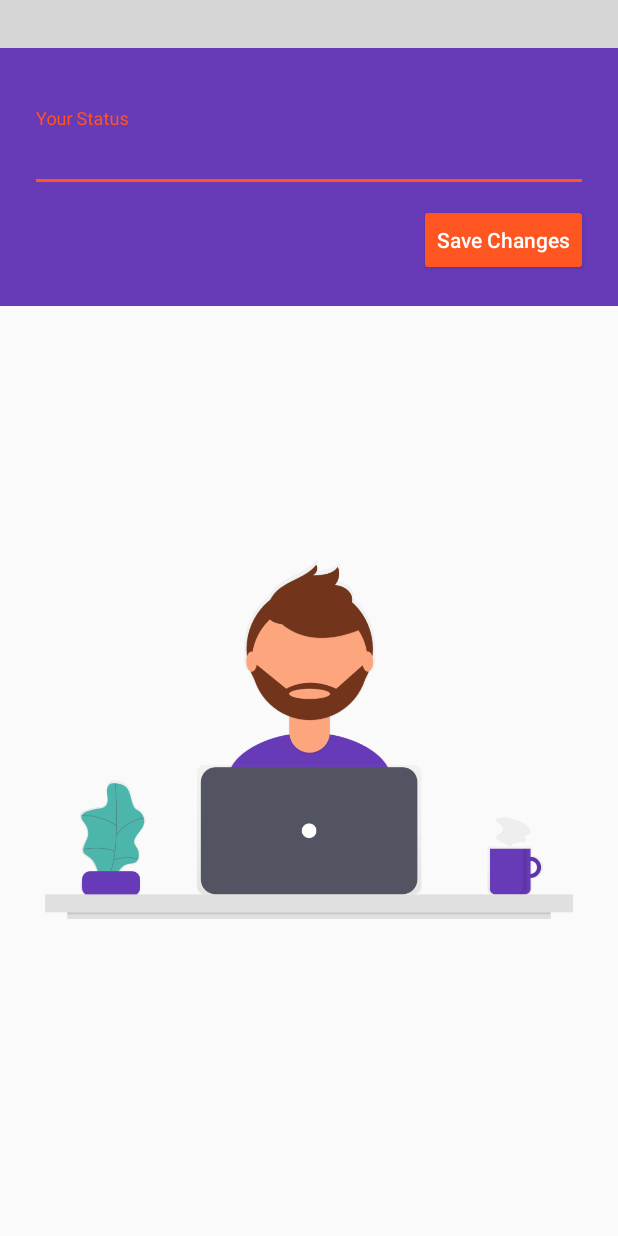
After one commit to britannio/LapitChatAndroid, an Android app: the StatusActivity screen opened directly, with no data from a screen before it, on a phone screen of 412 x 824 dp. The commit adds this screen. Run offline under Robolectric (Android 15) with nearby library versions, the phone set to English and light mode, and no system bars; our stand-ins replace Firebase (no records; nobody signed in at launch, a user with empty details on screens opened directly); libraries missing offline, so code that uses them is left out: es.dmoral.toasty; 3 statements that could not run were skipped; grey boxes are pictures that could not be loaded.

Commit message:
Part 11 Complete

```diff
--- a/app/src/main/AndroidManifest.xml
+++ b/app/src/main/AndroidManifest.xml
@@ -26,7 +26,10 @@
         <activity
             android:name=".LoginActivity"
             android:parentActivityName=".StartActivity" />
-        <activity android:name=".SettingsActivity"></activity>
+        <activity android:name=".SettingsActivity" />
+        <activity
+            android:name=".StatusActivity"
+            android:parentActivityName=".SettingsActivity"></activity>
     </application>
 
 </manifest>
--- /dev/null
+++ b/app/src/main/java/com/britannio/lapitchat/StatusActivity.java
@@ -0,0 +1,104 @@
+package com.britannio.lapitchat;
+
+import android.accessibilityservice.GestureDescription;
+import android.app.ProgressDialog;
+import android.support.annotation.NonNull;
+import android.support.design.widget.TextInputLayout;
+import android.support.v7.app.AppCompatActivity;
+import android.os.Bundle;
+import android.util.Log;
+import android.view.View;
+import android.widget.Button;
+import android.widget.ProgressBar;
+import android.widget.Toast;
+import android.widget.Toolbar;
+
+import com.google.android.gms.tasks.OnCompleteListener;
+import com.google.android.gms.tasks.Task;
+import com.google.firebase.auth.FirebaseAuth;
+import com.google.firebase.auth.FirebaseUser;
+import com.google.firebase.database.DatabaseReference;
+import com.google.firebase.database.FirebaseDatabase;
+
+import es.dmoral.toasty.Toasty;
+
+public class StatusActivity extends AppCompatActivity {
+
+    private android.support.v7.widget.Toolbar mToolbar;
+
+    private TextInputLayout mStatus;
+    private Button mSavebtn;
+
+
+    //Firebase
+    private DatabaseReference mStatusDatabase;
+    private FirebaseUser mCurrentUser;
+
+
+    //Progress
+    private ProgressDialog mProgress;
+
+
+    @Override
+    protected void onCreate(Bundle savedInstanceState) {
+        super.onCreate(savedInstanceState);
+        setContentView(R.layout.activity_status);
+
+        //Firebase
+        mCurrentUser = FirebaseAuth.getInstance().getCurrentUser();
+        String current_uid = mCurrentUser.getUid();
+
+        mStatusDatabase = FirebaseDatabase.getInstance().getReference().child("Users").child(current_uid);
+
+
+        mToolbar = findViewById(R.id.status_appBar);
+        setSupportActionBar(mToolbar);
+        getSupportActionBar().setTitle("Account Status");
+        getSupportActionBar().setDisplayHomeAsUpEnabled(true);
+
+        //assigns the status text from the settings activity to status_value
+        String status_value = getIntent().getStringExtra("status_value");
+
+        mStatus = findViewById(R.id.status_input);
+        mSavebtn = findViewById(R.id.status_save_btn);
+
+        //makes the hint of the TextInputLayout the status
+        mStatus.getEditText().setText(status_value);
+
+        mSavebtn.setOnClickListener(new View.OnClickListener() {
+            @Override
+            public void onClick(View v) {
+
+                //Progress
+                mProgress = new ProgressDialog(StatusActivity.this);
+                mProgress.setTitle("Saving Changes");
+                mProgress.setMessage("Please wait while we update your status");
+                mProgress.setCanceledOnTouchOutside(false);
+                mProgress.show();
+
+                //Updating the status vaulue in Firebase
+                String status = mStatus.getEditText().getText().toString();
+                mStatusDatabase.child("status").setValue(status).addOnCompleteListener(new OnCompleteListener<Void>() {
+                    @Override
+                    public void onComplete(@NonNull Task<Void> task) {
+
+                        if (task.isSuccessful()) {
+
+                            Toasty.success(StatusActivity.this, "Successfully updated status", Toast.LENGTH_SHORT, true).show();
+                            mProgress.dismiss();
+
+
+                        } else {
+
+                            Toasty.error(getApplicationContext(), "An error occurred while saving changes", Toast.LENGTH_LONG).show();
+
+                        }
+
+                    }
+                });
+
+            }
+        });
+
+    }
+}
--- a/app/src/main/res/layout/activity_main.xml
+++ b/app/src/main/res/layout/activity_main.xml
@@ -21,7 +21,8 @@
             android:layout_width="match_parent"
             android:layout_height="wrap_content"
             app:tabMode="fixed"
-            android:theme="@style/Base.ThemeOverlay.AppCompat.Dark.ActionBar">
+            android:theme="@style/Base.ThemeOverlay.AppCompat.Dark.ActionBar"
+            app:tabIndicatorColor="@color/white">
             <!-- Dark theme gives us light text-->
 
         </android.support.design.widget.TabLayout>
--- /dev/null
+++ b/app/src/main/res/layout/activity_status.xml
@@ -0,0 +1,70 @@
+<?xml version="1.0" encoding="utf-8"?>
+<android.support.constraint.ConstraintLayout xmlns:android="http://schemas.android.com/apk/res/android"
+    xmlns:app="http://schemas.android.com/apk/res-auto"
+    xmlns:tools="http://schemas.android.com/tools"
+    android:layout_width="match_parent"
+    android:layout_height="match_parent"
+    tools:context=".StatusActivity">
+    <!-- Activity that allows the user to edit their status-->
+
+    <LinearLayout
+        android:id="@+id/linearLayout2"
+        android:layout_width="match_parent"
+        android:layout_height="wrap_content"
+        android:background="@color/colorPrimary"
+        android:orientation="vertical"
+        app:layout_constraintTop_toTopOf="parent">
+
+
+        <include
+            android:id="@+id/status_appBar"
+            layout="@layout/app_bar_layout"
+            android:layout_width="match_parent"
+            android:layout_height="wrap_content" />
+
+        <android.support.design.widget.TextInputLayout
+            android:id="@+id/status_input"
+            android:layout_width="match_parent"
+            android:layout_height="wrap_content"
+            android:layout_marginEnd="20dp"
+            android:layout_marginStart="20dp"
+            android:layout_marginTop="40dp"
+            android:theme="@style/Base.ThemeOverlay.AppCompat.Dark.ActionBar">
+
+            <android.support.design.widget.TextInputEditText
+                android:layout_width="match_parent"
+                android:layout_height="wrap_content"
+                android:hint="Your Status"
+                android:theme="@android:style/ThemeOverlay.Material.Dark.ActionBar" />
+        </android.support.design.widget.TextInputLayout>
+
+        <Button
+            android:id="@+id/status_save_btn"
+            android:layout_width="wrap_content"
+            android:layout_height="wrap_content"
+            android:layout_gravity="end"
+            android:layout_marginBottom="20dp"
+            android:layout_marginEnd="20dp"
+            android:layout_marginStart="8dp"
+            android:layout_marginTop="8dp"
+            android:backgroundTint="@color/colorAccent"
+            android:text="Save Changes"
+            android:textColor="@color/white" />
+
+    </LinearLayout>
+
+
+    <ImageView
+        android:id="@+id/imageView3"
+        android:layout_width="0dp"
+        android:layout_height="0dp"
+        android:layout_marginBottom="50dp"
+        android:layout_marginTop="8dp"
+        android:padding="30dp"
+        android:src="@drawable/designer"
+        app:layout_constraintBottom_toBottomOf="parent"
+        app:layout_constraintEnd_toEndOf="parent"
+        app:layout_constraintStart_toStartOf="parent"
+        app:layout_constraintTop_toBottomOf="@+id/linearLayout2" />
+
+</android.support.constraint.ConstraintLayout>
```
Also changed, not shown: app/src/main/java/com/britannio/lapitchat/MainActivity.java (+4 -4 lines), app/src/main/java/com/britannio/lapitchat/SettingsActivity.java (+35 -1 lines), app/src/main/res/layout/activity_register.xml (+11 -0 lines), app/src/main/res/drawable/designer.png (added), app/src/main/res/drawable/designer_orange.png (added), app/src/main/res/drawable/designer_white.png (added), app/src/main/res/drawable/login_img.png (added), app/src/main/res/drawable/ordinary_day.png (added), app/src/main/res/drawable/superhero.png (added).
